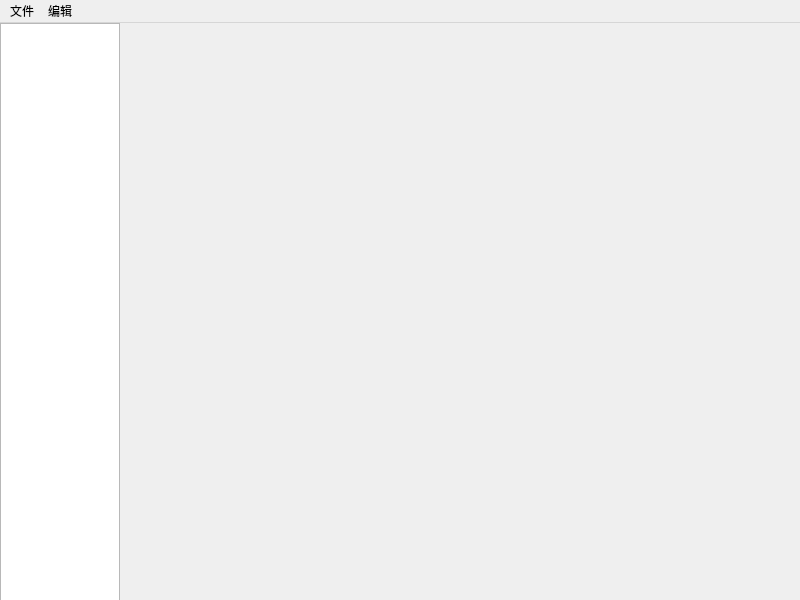
Above: qt/oceannote/oceannote/ui/mainwindow.ui from OcaenEyes/c_learn before the change. Below: the same form after it.
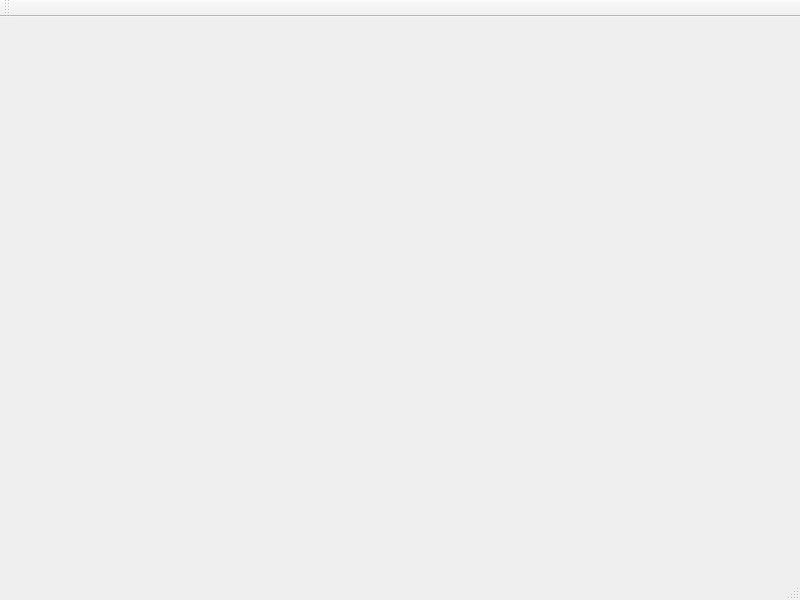
That is the form after the change.

Patch:
```diff
--- a/qt/oceannote/oceannote/ui/mainwindow.ui
+++ b/qt/oceannote/oceannote/ui/mainwindow.ui
@@ -13,68 +13,29 @@
   <property name="windowTitle">
    <string>MainWindow</string>
   </property>
-  <widget class="QWidget" name="centralwidget">
-   <widget class="QTreeView" name="treeView">
-    <property name="geometry">
-     <rect>
-      <x>0</x>
-      <y>0</y>
-      <width>120</width>
-      <height>581</height>
-     </rect>
-    </property>
-    <property name="maximumSize">
-     <size>
-      <width>120</width>
-      <height>16777215</height>
-     </size>
-    </property>
-   </widget>
-   <widget class="QWidget" name="widget" native="true">
-    <property name="geometry">
-     <rect>
-      <x>210</x>
-      <y>0</y>
-      <width>591</width>
-      <height>571</height>
-     </rect>
-    </property>
-   </widget>
-  </widget>
-  <widget class="QMenuBar" name="menubar">
+  <widget class="QWidget" name="centralwidget"/>
+  <widget class="QMenuBar" name="menuBar">
    <property name="geometry">
     <rect>
      <x>0</x>
      <y>0</y>
      <width>800</width>
-     <height>24</height>
+     <height>26</height>
     </rect>
    </property>
-   <widget class="QMenu" name="menufile">
-    <property name="title">
-     <string>文件</string>
-    </property>
-    <addaction name="action12"/>
-   </widget>
-   <widget class="QMenu" name="menuedit">
-    <property name="title">
-     <string>编辑</string>
-    </property>
-    <addaction name="action1122"/>
-   </widget>
-   <addaction name="menufile"/>
-   <addaction name="menuedit"/>
   </widget>
-  <action name="action12">
-   <property name="text">
-    <string>12</string>
+  <widget class="QToolBar" name="toolBar">
+   <property name="windowTitle">
+    <string>toolBar</string>
    </property>
-  </action>
-  <action name="action1122">
-   <property name="text">
-    <string>1122</string>
-   </property>
-  </action>
+   <attribute name="toolBarArea">
+    <enum>TopToolBarArea</enum>
+   </attribute>
+   <attribute name="toolBarBreak">
+    <bool>false</bool>
+   </attribute>
+  </widget>
+  <widget class="QStatusBar" name="statusBar"/>
  </widget>
  <resources/>
  <connections/>
```
